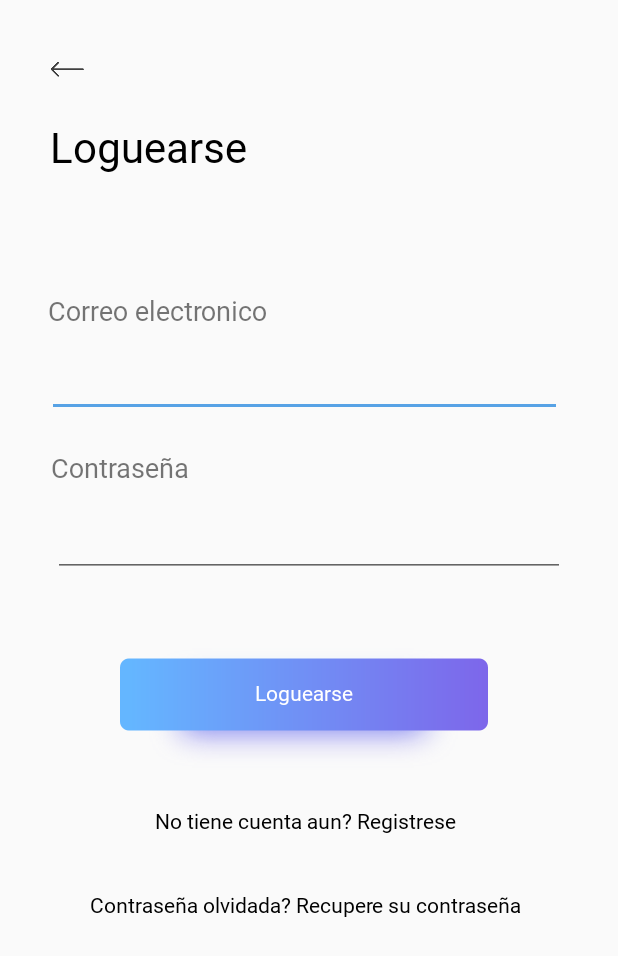
After one commit to Katoinga/KaShop, an Android app: the Login screen opened directly, with no data from a screen before it, on a phone screen of 412 x 824 dp. The commit adds this screen. Shown: the top 956 px of the screen. Run offline under Robolectric (Android 15) with nearby library versions, the light colour scheme and no system bars.

Commit message:
v6 Logins

```diff
--- /dev/null
+++ b/app/src/main/java/com/example/kashop/Login.java
@@ -0,0 +1,14 @@
+package com.example.kashop;
+
+import androidx.appcompat.app.AppCompatActivity;
+
+import android.os.Bundle;
+
+public class Login extends AppCompatActivity {
+
+    @Override
+    protected void onCreate(Bundle savedInstanceState) {
+        super.onCreate(savedInstanceState);
+        setContentView(R.layout.activity_login);
+    }
+}
--- /dev/null
+++ b/app/src/main/res/layout/activity_login.xml
@@ -0,0 +1,130 @@
+<?xml version="1.0" encoding="utf-8"?>
+<RelativeLayout xmlns:android="http://schemas.android.com/apk/res/android"
+    xmlns:tools="http://schemas.android.com/tools"
+    android:layout_width="match_parent"
+    android:layout_height="match_parent"
+    tools:context=".FirstScreen">
+
+    <Button
+        android:id="@+id/backblog"
+        android:layout_width="22dp"
+        android:layout_height="9.93dp"
+        android:layout_marginLeft="34dp"
+        android:layout_marginTop="41dp"
+        android:background="@drawable/backarrow" />
+
+    <TextView
+        android:id="@+id/txtRep"
+        android:layout_width="wrap_content"
+        android:layout_height="wrap_content"
+        android:layout_below="@+id/backblog"
+        android:layout_alignParentStart="true"
+        android:layout_marginStart="33dp"
+        android:layout_marginTop="27dp"
+        android:fontFamily="@font/segoeui"
+        android:text="@string/login"
+        android:textColor="@android:color/black"
+        android:textSize="28sp" />
+
+    <TextView
+        android:id="@+id/txtemail"
+        android:layout_width="wrap_content"
+        android:layout_height="wrap_content"
+        android:layout_below="@+id/txtRep"
+        android:layout_alignParentStart="true"
+        android:layout_marginStart="32dp"
+        android:layout_marginTop="78dp"
+        android:fontFamily="@font/segoeui"
+        android:text="@string/email"
+        android:textSize="18sp" />
+
+    <TextView
+        android:id="@+id/txtpass"
+        android:layout_width="wrap_content"
+        android:layout_height="wrap_content"
+        android:layout_below="@+id/email"
+        android:layout_alignParentStart="true"
+        android:layout_marginStart="34dp"
+        android:layout_marginTop="21dp"
+        android:fontFamily="@font/segoeui"
+        android:text="@string/password"
+        android:textSize="18sp" />
+
+    <EditText
+        android:id="@+id/email"
+        android:layout_width="343dp"
+        android:layout_height="wrap_content"
+        android:layout_below="@+id/txtemail"
+        android:layout_alignParentStart="true"
+        android:layout_alignParentEnd="true"
+        android:layout_centerHorizontal="true"
+        android:layout_marginStart="31dp"
+        android:layout_marginTop="13dp"
+        android:layout_marginEnd="37dp"
+        android:ems="10"
+        android:inputType="textEmailAddress" />
+
+    <EditText
+        android:id="@+id/editText2"
+        android:layout_width="wrap_content"
+        android:layout_height="wrap_content"
+        android:layout_below="@+id/txtpass"
+        android:layout_alignParentStart="true"
+        android:layout_alignParentEnd="true"
+        android:layout_centerHorizontal="true"
+        android:layout_marginStart="35dp"
+        android:layout_marginTop="15dp"
+        android:layout_marginEnd="35dp"
+        android:ems="10"
+        android:inputType="textPassword" />
+
+    <Button
+        android:id="@+id/buttonlogin"
+        android:layout_width="wrap_content"
+        android:layout_height="wrap_content"
+        android:layout_below="@+id/editText2"
+        android:layout_alignParentStart="true"
+        android:layout_centerHorizontal="true"
+        android:layout_marginStart="80dp"
+        android:layout_marginTop="41dp"
+        android:background="@drawable/pr02_log"
+        android:fontFamily="@font/segoeui"
+        android:paddingBottom="20dp"
+        android:text="@string/login"
+        android:textAllCaps="false"
+        android:textColor="@android:color/white" />
+
+    <Button
+        android:id="@+id/buttonsignup"
+        android:layout_width="332dp"
+        android:layout_height="wrap_content"
+        android:layout_alignTop="@+id/buttonlogin"
+        android:layout_alignParentStart="true"
+        android:layout_alignParentEnd="true"
+        android:layout_marginStart="37dp"
+        android:layout_marginTop="97dp"
+        android:layout_marginEnd="42dp"
+        android:background="@drawable/blank"
+        android:fontFamily="@font/segoeui"
+        android:text="@string/dosign"
+        android:textAllCaps="false"
+        android:textColor="@android:color/black" />
+
+    <Button
+        android:id="@+id/buttonrecover"
+        android:layout_width="297dp"
+        android:layout_height="wrap_content"
+        android:layout_alignTop="@+id/buttonsignup"
+        android:layout_alignParentStart="true"
+        android:layout_alignParentEnd="true"
+        android:layout_marginStart="37dp"
+        android:layout_marginTop="56dp"
+        android:layout_marginEnd="42dp"
+        android:background="@drawable/blank"
+        android:fontFamily="@font/segoeui"
+        android:text="@string/forgot"
+        android:textAllCaps="false"
+        android:textColor="@android:color/black" />
+
+
+</RelativeLayout>
--- a/app/src/main/res/layout/activity_reports.xml
+++ b/app/src/main/res/layout/activity_reports.xml
@@ -28,10 +28,11 @@
         android:layout_height="wrap_content"
         android:layout_below="@+id/backb"
         android:layout_alignParentStart="true"
-        android:layout_marginStart="39dp"
-        android:layout_marginTop="35dp"
+        android:layout_marginStart="33dp"
+        android:layout_marginTop="27dp"
         android:fontFamily="@font/segoeui"
         android:text="@string/reports"
+        android:textColor="@android:color/black"
         android:textSize="28sp" />
 
 
--- a/app/src/main/res/values/strings.xml
+++ b/app/src/main/res/values/strings.xml
@@ -9,6 +9,19 @@
     <string name="b2home">Volver a la pagina principal</string>
     <string name="succes">Completo exitosamente su procedimiento de pago</string>
     <string name="reports">Reportes</string>
+    <string name="email">Correo electronico</string>
+    <string name="password">Contraseña</string>
+    <string name="dosign">No tiene cuenta aun? Registrese</string>
+    <string name="forgot">Contraseña olvidada? Recupere su contraseña</string>
+    <string name="signup">Registro</string>
+    <string name="name">Nombre</string>
+    <string name="signin">Ya tiene una cuenta? Logueese</string>
+    <string name="number">Numero de telefono</string>
+
+    <string name="forgotten">Contraseña olvidada</string>
+    <string name="code">Ingrese el codigo</string>
+    <string name="send">Enviar</string>
+
 
 
 </resources>
```
Also changed, not shown: app/src/main/AndroidManifest.xml (+8 -1 lines), app/src/main/java/com/example/kashop/Forgot.java (added, +14 -0 lines), app/src/main/java/com/example/kashop/Signup.java (added, +14 -0 lines), app/src/main/res/layout/activity_forgot.xml (added, +131 -0 lines), app/src/main/res/layout/activity_signup.xml (added, +142 -0 lines), app/src/main/res/drawable-xxxhdpi/blank.PNG (added), 2 other files.
